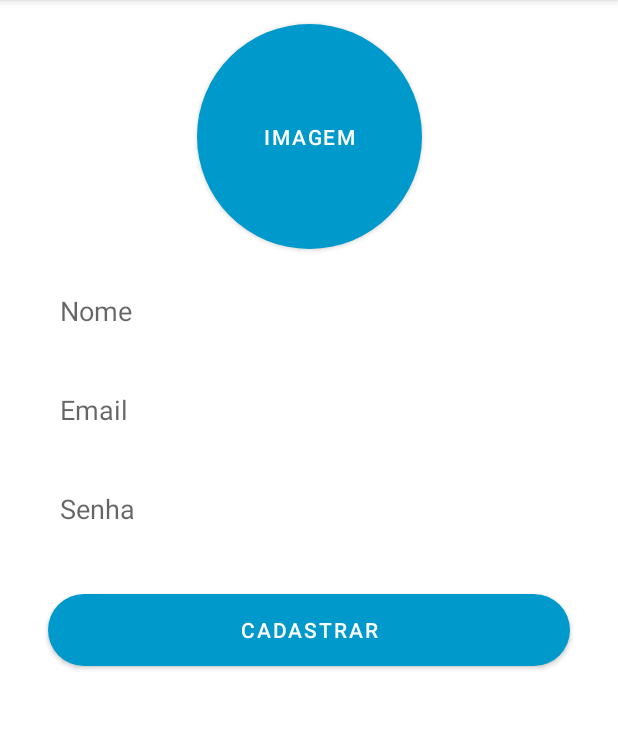
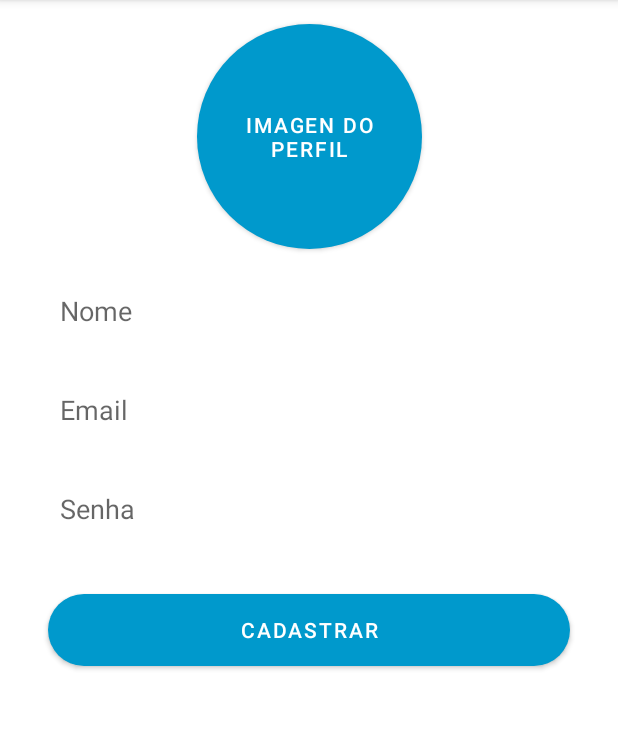
Before and after one commit to Everton10info/MessengerDev, an Android app: the RegActivity screen opened directly, with no data from a screen before it, on a phone screen of 412 x 824 dp, the part 84-813 px from its top. Run offline under Robolectric (Android 15) with nearby library versions, the phone set to English and light mode, and no system bars; our stand-ins replace CircleImageView, Firebase (no records; nobody signed in at launch, a user with empty details on screens opened directly).

```diff
--- a/app/build.gradle
+++ b/app/build.gradle
@@ -44,11 +44,14 @@ dependencies {
     implementation 'androidx.appcompat:appcompat:1.3.0'
     implementation 'com.google.android.material:material:1.3.0'
     implementation 'androidx.constraintlayout:constraintlayout:2.0.4'
+    implementation 'com.google.firebase:firebase-storage-ktx:20.0.0'
     testImplementation 'junit:junit:4.13.2'
     androidTestImplementation 'androidx.test.ext:junit:1.1.2'
     androidTestImplementation 'androidx.test.espresso:espresso-core:3.3.0'
     implementation 'com.google.firebase:firebase-core:19.0.0'
     implementation 'com.google.firebase:firebase-auth:21.0.1'
+    implementation 'de.hdodenhof:circleimageview:2.2.0'
+    implementation 'com.google.firebase:firebase-firestore:23.0.1'
 
 }
 
--- /dev/null
+++ b/app/src/main/java/com/everton/messengerdev/User.kt
@@ -0,0 +1,3 @@
+package com.everton.messengerdev
+
+data class User(val uid:String,val name:String, val url: String)
--- a/app/src/main/res/layout/act_reg.xml
+++ b/app/src/main/res/layout/act_reg.xml
@@ -8,19 +8,30 @@
     tools:context=".LoginActivity">
 
     <Button
-        android:id="@+id/image"
+        android:id="@+id/btn_image_select"
         android:layout_width="150dp"
         android:layout_height="150dp"
         android:layout_marginStart="32dp"
         android:layout_marginTop="16dp"
         android:layout_marginEnd="32dp"
         android:background="@drawable/bg_image"
-        android:text="@string/imagem"
+        android:text="@string/imagem_do_perfil"
         app:backgroundTint="@android:color/holo_blue_dark"
         app:layout_constraintEnd_toEndOf="parent"
         app:layout_constraintStart_toStartOf="parent"
         app:layout_constraintTop_toTopOf="parent" />
 
+    <de.hdodenhof.circleimageview.CircleImageView
+        android:layout_width="150dp"
+        android:layout_height="150dp"
+        android:id="@+id/img_photo"
+        app:civ_border_color="@android:color/holo_blue_dark"
+        app:civ_border_width="2dp"
+        app:layout_constraintTop_toTopOf="@id/btn_image_select"
+        app:layout_constraintBottom_toBottomOf="@id/btn_image_select"
+        app:layout_constraintStart_toStartOf="@id/btn_image_select"
+        app:layout_constraintEnd_toEndOf="@id/btn_image_select"
+        />
 
     <EditText
         android:id="@+id/edit_cadName"
@@ -35,7 +46,7 @@
         android:paddingLeft="8dp"
         app:layout_constraintEnd_toEndOf="parent"
         app:layout_constraintStart_toStartOf="parent"
-        app:layout_constraintTop_toBottomOf="@id/image" />
+        app:layout_constraintTop_toBottomOf="@id/btn_image_select" />
     <EditText
         android:id="@+id/edit_cadEmail"
         android:layout_width="0dp"
--- a/app/src/main/res/values/strings.xml
+++ b/app/src/main/res/values/strings.xml
@@ -7,5 +7,6 @@
     <string name="cadastrar">cadastrar</string>
     <string name="name">Nome</string>
     <string name="imagem">imagem</string>
+    <string name="imagem_do_perfil">imagen do perfil</string>
 
 </resources>
```
Also changed, not shown: app/src/main/java/com/everton/messengerdev/RegActivity.kt (+63 -3 lines), build.gradle (line endings or trailing spaces).
